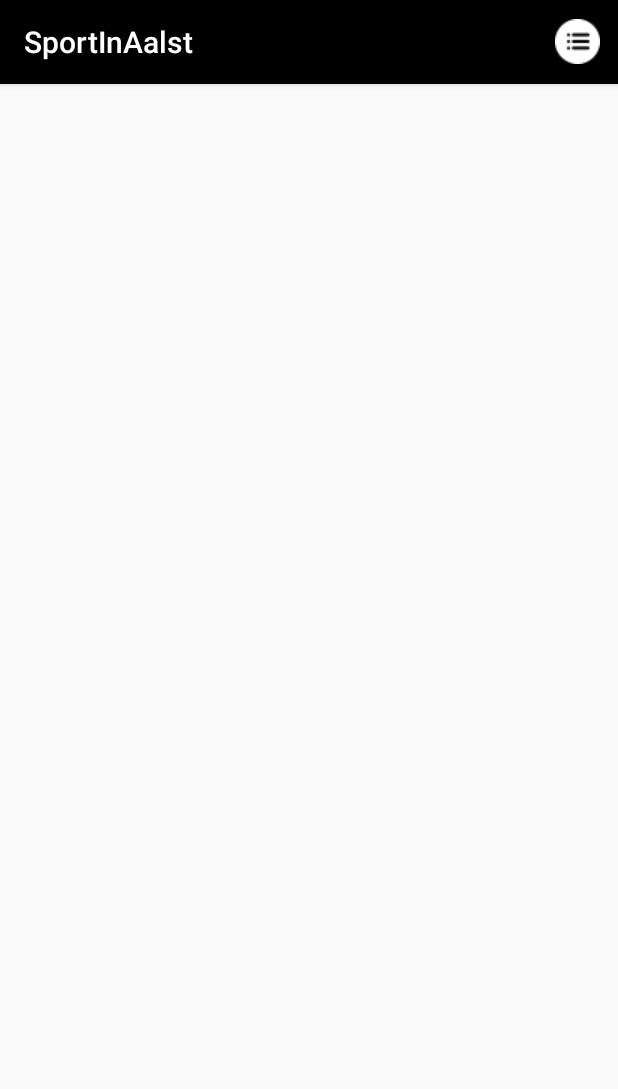
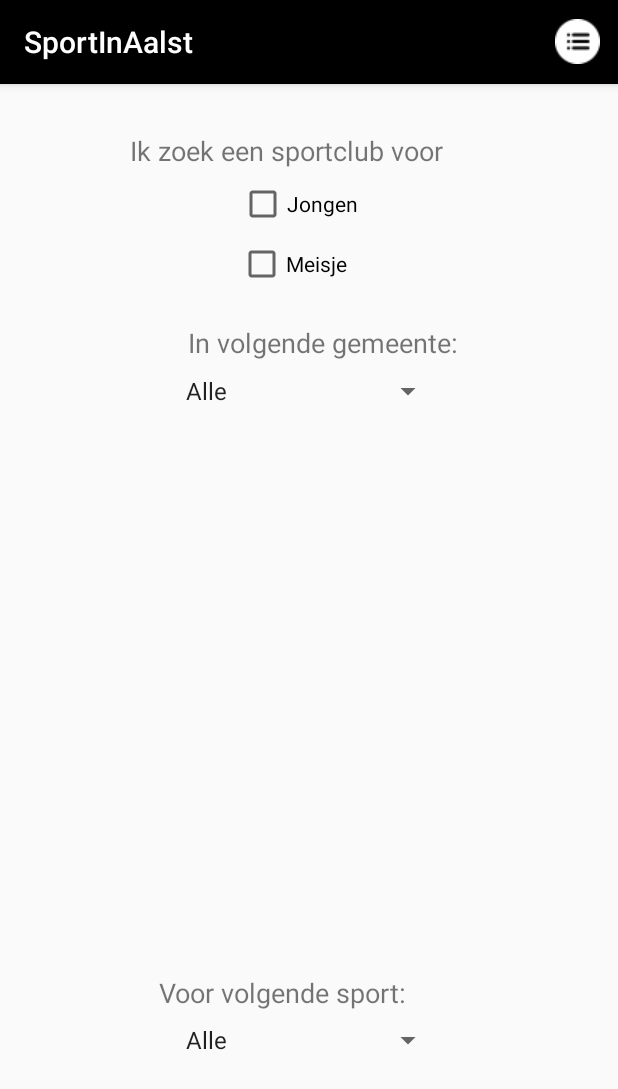
Before and after one commit to Beazar/AndroidLekkerLokaal, an Android app: the screen it shows after launch (MainActivity), after a tap on "Search", on a phone screen of 412 x 824 dp. Shown: the top 1089 px of the screen. Run offline under Robolectric (Android 15) with nearby library versions, the phone set to English and light mode, and no system bars; our stand-ins replace Dagger/Hilt's generated code, RxJava; libraries missing offline, so code that uses them is left out: com.orhanobut.logger; network calls fail; 3 statements that could not run were skipped.

Commit message:
eerste aanzet zoekscherm

```diff
--- a/app/src/main/java/com/example/sanderbeazar/sportinaalst/fragments/SearchFragment.kt
+++ b/app/src/main/java/com/example/sanderbeazar/sportinaalst/fragments/SearchFragment.kt
@@ -1,11 +1,25 @@
 package com.example.sanderbeazar.sportinaalst.fragments
 
+import android.arch.lifecycle.ViewModelProviders
+import android.os.Bundle
 import android.support.v4.app.Fragment
-import android.view.Menu
-import android.view.MenuInflater
+import android.support.v7.app.AppCompatActivity
+import android.view.*
+import android.widget.ArrayAdapter
+import android.widget.Spinner
 import com.example.sanderbeazar.sportinaalst.R
+import com.example.sanderbeazar.sportinaalst.ui.SportclubViewmodel
+import kotlinx.android.synthetic.main.sportclub_search_fragment.*
 
 class SearchFragmentFragment : Fragment{
+
+    private lateinit var viewModel: SportclubViewmodel
+
+    private var checkedJongen : Int? = null;
+    private var checkedMeisje: Int? = null;
+    private var sportSpinner: Int? = null;
+    private var postcodeSpinner: Int? = null
+
 
     override fun onCreateOptionsMenu(menu: Menu?, inflater: MenuInflater?) {
         menu?.clear();
@@ -13,8 +27,31 @@ class SearchFragmentFragment : Fragment{
 
     }
 
+    override fun onCreateView(inflater: LayoutInflater, container: ViewGroup?, savedInstanceState: Bundle?): View? {
+        viewModel = ViewModelProviders.of(this).get(SportclubViewmodel::class.java)
+        return inflater.inflate(R.layout.sportclub_search_fragment,container,false)
+    }
+
     constructor(){
         setHasOptionsMenu(true);
+    }
+
+    override fun onStart() {
+        super.onStart()
+        val sportSpinnerArray = arrayOf("Alle","Voetbal","Basketbal","Floorball","Dans","Volleybal","Tennis","Andere")
+        val s = activity!!.findViewById<Spinner>(R.id.spinner_sport)
+        val adapter = ArrayAdapter(activity!!, android.R.layout.simple_spinner_item,sportSpinnerArray)
+        adapter.setDropDownViewResource(android.R.layout.simple_spinner_dropdown_item)
+        s.adapter = adapter
+
+        val postcodeSpinnerArray = arrayOf("Alle","9300 Aalst","9308 Hofstade","9308 Gijzegem","9310 Moorsel",
+                "9310 Herdersem","9310 Baardegem","9310 Meldert","9320 Erembodegem","9320 Nieuwerkerken")
+        val p = activity!!.findViewById<Spinner>(R.id.spinner_postcode)
+        val adapter2 = ArrayAdapter(activity!!, android.R.layout.simple_spinner_item,postcodeSpinnerArray)
+        adapter2.setDropDownViewResource(android.R.layout.simple_spinner_dropdown_item)
+        p.adapter = adapter2
+
+
     }
 
 
--- a/app/src/main/java/com/example/sanderbeazar/sportinaalst/fragments/SportclubDetailFragment.kt
+++ b/app/src/main/java/com/example/sanderbeazar/sportinaalst/fragments/SportclubDetailFragment.kt
@@ -143,4 +143,6 @@ class SportclubDetailFragment : Fragment(), OnMapReadyCallback {
         }
     }
 
+
+
 }
--- /dev/null
+++ b/app/src/main/res/layout/sportclub_search_fragment.xml
@@ -0,0 +1,108 @@
+<?xml version="1.0" encoding="utf-8"?>
+<android.support.constraint.ConstraintLayout
+    xmlns:android="http://schemas.android.com/apk/res/android"
+    xmlns:app="http://schemas.android.com/apk/res-auto"
+    xmlns:tools="http://schemas.android.com/tools"
+    android:layout_width="match_parent"
+    android:layout_height="match_parent">
+
+    <Spinner
+        android:id="@+id/spinner_postcode"
+        android:layout_width="180dp"
+        android:layout_height="23dp"
+        android:layout_marginStart="8dp"
+        android:layout_marginLeft="8dp"
+        android:layout_marginTop="8dp"
+        android:layout_marginEnd="8dp"
+        android:layout_marginRight="8dp"
+        app:layout_constraintEnd_toEndOf="parent"
+        app:layout_constraintStart_toStartOf="parent"
+        app:layout_constraintTop_toBottomOf="@+id/textView2" />
+
+    <Spinner
+        android:id="@+id/spinner_sport"
+        android:layout_width="180dp"
+        android:layout_height="22dp"
+        android:layout_marginStart="8dp"
+        android:layout_marginLeft="8dp"
+        android:layout_marginEnd="8dp"
+        android:layout_marginRight="8dp"
+        android:layout_marginBottom="120dp"
+        app:layout_constraintBottom_toBottomOf="parent"
+        app:layout_constraintEnd_toEndOf="parent"
+        app:layout_constraintStart_toStartOf="parent" />
+
+    <CheckBox
+        android:id="@+id/checkBox_jongens"
+        android:layout_width="94dp"
+        android:layout_height="wrap_content"
+        android:layout_marginStart="8dp"
+        android:layout_marginLeft="8dp"
+        android:layout_marginTop="8dp"
+        android:layout_marginEnd="8dp"
+        android:layout_marginRight="8dp"
+        android:text="Jongen"
+        app:layout_constraintEnd_toEndOf="parent"
+        app:layout_constraintStart_toStartOf="parent"
+        app:layout_constraintTop_toBottomOf="@+id/textView" />
+
+    <CheckBox
+        android:id="@+id/checkBox_meisjes"
+        android:layout_width="95dp"
+        android:layout_height="wrap_content"
+        android:layout_marginStart="8dp"
+        android:layout_marginLeft="8dp"
+        android:layout_marginTop="8dp"
+        android:layout_marginEnd="8dp"
+        android:layout_marginRight="8dp"
+        android:text="Meisje"
+        app:layout_constraintEnd_toEndOf="parent"
+        app:layout_constraintStart_toStartOf="parent"
+        app:layout_constraintTop_toBottomOf="@+id/checkBox_jongens" />
+
+    <TextView
+        android:id="@+id/textView"
+        android:layout_width="239dp"
+        android:layout_height="24dp"
+        android:layout_marginStart="8dp"
+        android:layout_marginLeft="8dp"
+        android:layout_marginTop="32dp"
+        android:layout_marginEnd="8dp"
+        android:layout_marginRight="8dp"
+        android:text="Ik zoek een sportclub voor een:"
+        android:textSize="18sp"
+        app:layout_constraintEnd_toEndOf="parent"
+        app:layout_constraintStart_toStartOf="parent"
+        app:layout_constraintTop_toTopOf="parent" />
+
+    <TextView
+        android:id="@+id/textView2"
+        android:layout_width="200dp"
+        android:layout_height="wrap_content"
+        android:layout_marginStart="8dp"
+        android:layout_marginLeft="8dp"
+        android:layout_marginTop="24dp"
+        android:layout_marginEnd="8dp"
+        android:layout_marginRight="8dp"
+        android:text="In volgende gemeente:"
+        android:textSize="18sp"
+        app:layout_constraintEnd_toEndOf="parent"
+        app:layout_constraintHorizontal_bias="0.6"
+        app:layout_constraintStart_toStartOf="parent"
+        app:layout_constraintTop_toBottomOf="@+id/checkBox_meisjes" />
+
+    <TextView
+        android:id="@+id/textView3"
+        android:layout_width="200dp"
+        android:layout_height="wrap_content"
+        android:layout_marginStart="8dp"
+        android:layout_marginLeft="8dp"
+        android:layout_marginEnd="8dp"
+        android:layout_marginRight="8dp"
+        android:layout_marginBottom="8dp"
+        android:text="Voor volgende sport:"
+        android:textSize="18sp"
+        app:layout_constraintBottom_toTopOf="@+id/spinner_sport"
+        app:layout_constraintEnd_toEndOf="parent"
+        app:layout_constraintStart_toStartOf="parent" />
+</android.support.constraint.ConstraintLayout>
```
